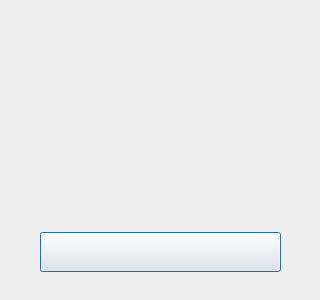
The window that Source/Gui/MainWindow.ui (YimingZhanshen/AirPodsWindows) describes before a commit, drawn with Qt 5.
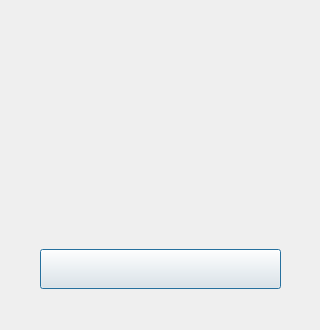
The same window after the commit.

Diff of the .ui file:
```diff
--- a/Source/Gui/MainWindow.ui
+++ b/Source/Gui/MainWindow.ui
@@ -7,7 +7,7 @@
     <x>0</x>
     <y>0</y>
     <width>320</width>
-    <height>300</height>
+    <height>330</height>
    </rect>
   </property>
   <property name="windowTitle">
@@ -36,20 +36,20 @@
    <property name="geometry">
     <rect>
      <x>30</x>
-     <y>84</y>
+     <y>111</y>
      <width>260</width>
      <height>122</height>
     </rect>
    </property>
    <layout class="QGridLayout" name="layoutAnimation">
     <property name="leftMargin">
-     <number>8</number>
+     <number>0</number>
     </property>
     <property name="topMargin">
      <number>6</number>
     </property>
     <property name="rightMargin">
-     <number>8</number>
+     <number>0</number>
     </property>
     <property name="bottomMargin">
      <number>6</number>
@@ -60,7 +60,7 @@
    <property name="geometry">
     <rect>
      <x>179</x>
-     <y>210</y>
+     <y>227</y>
      <width>81</width>
      <height>51</height>
     </rect>
@@ -71,7 +71,7 @@
    <property name="geometry">
     <rect>
      <x>40</x>
-     <y>210</y>
+     <y>227</y>
      <width>141</width>
      <height>51</height>
     </rect>
@@ -111,19 +111,32 @@
   <widget class="QWidget" name="gridLayoutWidget_2">
    <property name="geometry">
     <rect>
-     <x>280</x>
-     <y>7</y>
-     <width>31</width>
-     <height>31</height>
+     <x>273</x>
+     <y>23</y>
+     <width>24</width>
+     <height>24</height>
     </rect>
    </property>
-   <layout class="QGridLayout" name="layoutClose"/>
+   <layout class="QGridLayout" name="layoutClose">
+    <property name="leftMargin">
+     <number>0</number>
+    </property>
+    <property name="topMargin">
+     <number>0</number>
+    </property>
+    <property name="rightMargin">
+     <number>0</number>
+    </property>
+    <property name="bottomMargin">
+     <number>0</number>
+    </property>
+   </layout>
   </widget>
   <widget class="QPushButton" name="pushButton">
    <property name="geometry">
     <rect>
      <x>40</x>
-     <y>232</y>
+     <y>249</y>
      <width>241</width>
      <height>40</height>
     </rect>
```
Left out of the diff: 2 changed lines with no effect on the pictures.
